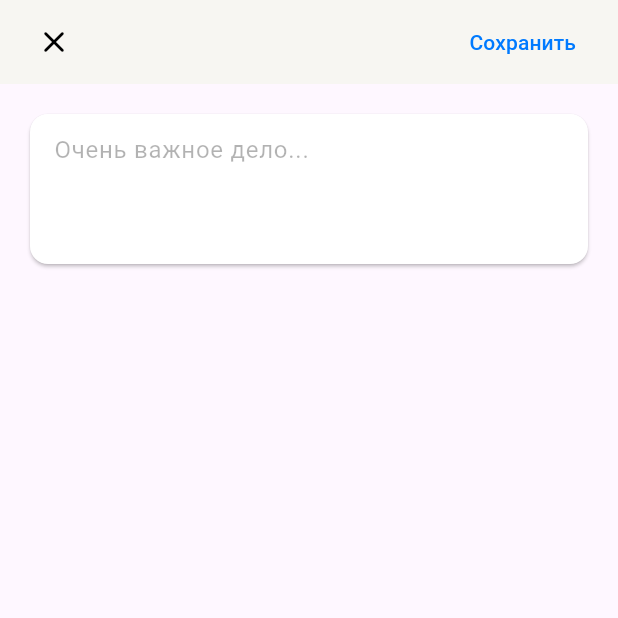
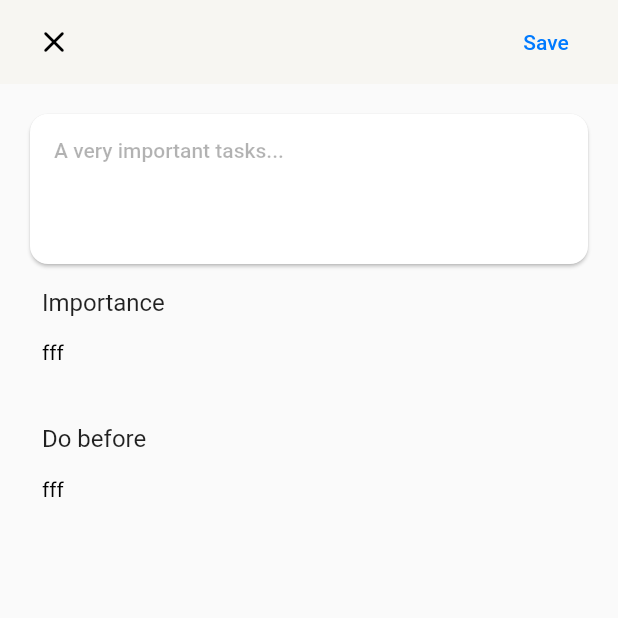
Before and after one commit to khudysh/yandex_flutter_TODO, a Flutter app: the screen it shows after launch, after a tap on the "add" icon, on a phone screen of 412 x 824 dp, the top half of it. Run offline on Flutter 3.47's test engine with Material 2 defaults, Android fonts, the phone set to English and light mode, and no system bars; our stand-ins replace flutter_riverpod; generated files the repository leaves out were written again.

Commit message:
init iteration 2

```diff
--- a/l10n.yaml
+++ /dev/null
@@ -1,3 +0,0 @@
-arb-dir: lib/l10n
-template-arb-file: app_en.arb
-output-localization-file: app_localizations.dart
--- a/lib/core/l10n/app_en.arb
+++ b/lib/core/l10n/app_en.arb
@@ -1,5 +1,14 @@
 {
-    "app_bar_title":"TaskList",
-    "main_screen_title":"Tasks",
-    "tasks_placeholder_title":"Here’s a task item"
+    "mainAppBarTitle":"My tasks",
+    "mainAppBarSubtitle":"Completed - {count}",
+    "mainTaskAddPlaceholder":"Here could be your tasks...",
+
+    "taskAddingAddPlaceholder":"A very important tasks...",
+    "taskAddingImportanceTitle":"Importance",
+    "taskAddingImportanceNoOption":"No",
+    "taskAddingImportanceLowOption":"Low",
+    "taskAddingImportanceHighOption":"!! High",
+    "taskAddingDeadlineTitle":"Do before",
+    "taskAddingDeleteBtn":"Delete",
+    "taskAddingSaveBtn":"Save"
 }
--- a/lib/core/l10n/app_ru.arb
+++ b/lib/core/l10n/app_ru.arb
@@ -1,5 +1,14 @@
 {
-    "app_bar_title":"Список задач",
-    "main_screen_title":"Задачи",
-    "tasks_placeholder_title":"Это одна из задач"
+    "mainAppBarTitle":"Мои дела",
+    "mainAppBarSubtitle":"Выполнено - {count}",
+    "mainTaskAddPlaceholder":"Здесь могли быть ваши задачи...",
+
+    "taskAddingAddPlaceholder":"Очень важное дело...",
+    "taskAddingImportanceTitle":"Важность",
+    "taskAddingImportanceNoOption":"Нет",
+    "taskAddingImportanceLowOption":"Низкий",
+    "taskAddingImportanceHighOption":"!! Высокий",
+    "taskAddingDeadlineTitle":"Сделать до",
+    "taskAddingDeleteBtn":"Удалить",
+    "taskAddingSaveBtn":"Сохранить"
 }
--- a/lib/core/settings/theme.dart
+++ b/lib/core/settings/theme.dart
@@ -1,7 +1,7 @@
 import 'package:flutter/material.dart';
-
-final kDarkTheme = ThemeData().copyWith(
-  appBarTheme: const AppBarTheme(color: Colors.black38),
+class AppTheme {
+  static final kDarkTheme = ThemeData().copyWith(
+    appBarTheme: const AppBarTheme(color: Color(0xFF161618)),
     colorScheme: const ColorScheme(
         primary: Colors.white,
         onPrimary: Colors.black,
@@ -17,10 +17,11 @@ final kDarkTheme = ThemeData().copyWith(
     iconTheme: const IconThemeData(color: Colors.white),
     useMaterial3: true,
   );
-final kLightTheme = ThemeData().copyWith(
-  appBarTheme: const AppBarTheme(color: Colors.limeAccent),
+
+  static final kLightTheme = ThemeData().copyWith(
+    appBarTheme: const AppBarTheme(color: Color(0xFFF7F6F2)),
     colorScheme: const ColorScheme(
-      primary: Colors.black,
+        primary: Color(0xFF007AFF),
         onPrimary: Colors.white,
         secondary: Colors.grey,
         onSecondary: Colors.black,
@@ -34,3 +35,4 @@ final kLightTheme = ThemeData().copyWith(
     iconTheme: const IconThemeData(color: Colors.black),
     useMaterial3: true,
   );
+}
--- a/lib/features/main_tasks/ui/providers/task_provider.dart
+++ b/lib/features/main_tasks/ui/providers/task_provider.dart
@@ -6,11 +6,15 @@ class Todo {
     required this.id,
     required this.description,
     required this.completed,
+    required this.importance,
+    this.deadline
   });
 
   int id;
   String description;
   bool completed;
+  String importance;
+  DateTime? deadline;
 }
 
 class TodosNotifier extends ChangeNotifier {
@@ -18,6 +22,17 @@ class TodosNotifier extends ChangeNotifier {
   int todosCompleted = 0;
   bool showCompleted = true;
   int globalId = 0;
+
+  static const List<DropdownMenuItem<String>>  menuItems = [
+     DropdownMenuItem(value: "Нет", child: Text("Нет")),
+     DropdownMenuItem(value: "Низкая", child: Text("Низкая")),
+     DropdownMenuItem(
+        value: "Высокая",
+        child: Text(
+          "!! Высокая",
+          style: TextStyle(color: Colors.red),
+        )),
+  ];
 
   void toggleShowCompleted() {
     showCompleted = !showCompleted;
--- a/lib/features/main_tasks/ui/task_screen.dart
+++ b/lib/features/main_tasks/ui/task_screen.dart
@@ -6,6 +6,7 @@ import 'package:flutter_task_manager/features/main_tasks/ui/utils/task_validator
 import 'package:flutter_task_manager/features/main_tasks/ui/widgets/dismissible_task.dart';
 import 'package:flutter_task_manager/features/main_tasks/ui/widgets/top_bar.dart';
 import 'package:flutter_task_manager/features/task_adding/ui/task_adding_screen.dart';
+import 'package:flutter_gen/gen_l10n/app_localizations.dart';
 
 class TaskScreen extends ConsumerStatefulWidget {
   const TaskScreen({super.key});
@@ -45,23 +46,34 @@ class _TaskScreenState extends ConsumerState<TaskScreen> {
                           DissmisibleTask(todo)
                     ],
                   ),
-                  Container(
+                  GestureDetector(
+                    onTap: () {
+                      Navigator.push(
+                        context,
+                        MaterialPageRoute(
+                          builder: (context) => TaskAddingScreen(),
+                        ),
+                      );
+                    },
+                    child: Container(
                       decoration: const BoxDecoration(
                           color: Colors.white,
                           borderRadius: BorderRadius.all(Radius.circular(8))),
-                    child: const Row(
+                      child: Row(
                         children: [
                           Padding(
-                          padding: EdgeInsets.fromLTRB(72, 22, 0, 22),
+                            padding: const EdgeInsets.fromLTRB(72, 22, 0, 22),
                             child: Text(
-                            "Здесь могли быть ваши задачи...",
-                            style: TextStyle(
+                              AppLocalizations.of(context)
+                                  .mainTaskAddPlaceholder,
+                              style: const TextStyle(
                                   color: Color.fromRGBO(0, 0, 0, 0.3),
                                   fontSize: 16,
                                   fontWeight: FontWeight.w400),
                             ),
                           ),
                         ],
+                      ),
                     ),
                   )
                 ],
@@ -74,7 +86,9 @@ class _TaskScreenState extends ConsumerState<TaskScreen> {
         onPressed: () {
           Navigator.push(
             context,
-            MaterialPageRoute(builder: (context) => TaskAddingScreen()),
+            MaterialPageRoute(
+              builder: (context) => TaskAddingScreen(),
+            ),
           );
         },
         child: const Icon(Icons.add),
--- a/lib/features/main_tasks/ui/widgets/top_bar.dart
+++ b/lib/features/main_tasks/ui/widgets/top_bar.dart
@@ -2,6 +2,7 @@ import 'package:flutter/material.dart';
 import 'package:flutter_riverpod/flutter_riverpod.dart';
 import 'package:flutter_task_manager/features/main_tasks/ui/providers/task_provider.dart';
 import 'package:flutter_task_manager/features/main_tasks/ui/task_screen.dart';
+import 'package:flutter_gen/gen_l10n/app_localizations.dart';
 
 class TopBar extends ConsumerStatefulWidget {
   const TopBar({super.key});
@@ -33,9 +34,9 @@ class _MySliverBarState extends ConsumerState<TopBar> {
                       ? Row(
                           mainAxisAlignment: MainAxisAlignment.spaceBetween,
                           children: [
-                            const Text(
-                              'Мои дела',
-                              style: TextStyle(
+                            Text(
+                              AppLocalizations.of(context).mainAppBarTitle,
+                              style: const TextStyle(
                                   fontFamily: 'Roboto',
                                   fontSize: 20,
                                   fontWeight: FontWeight.w500,
@@ -72,9 +73,9 @@ class _MySliverBarState extends ConsumerState<TopBar> {
                       : Column(
                           crossAxisAlignment: CrossAxisAlignment.start,
                           children: [
-                            const Text(
-                              'Мои дела',
-                              style: TextStyle(
+                            Text(
+                              AppLocalizations.of(context).mainAppBarTitle,
+                              style: const TextStyle(
                                   fontFamily: 'Roboto',
                                   fontSize: 20,
                                   fontWeight: FontWeight.w500,
@@ -83,7 +84,10 @@ class _MySliverBarState extends ConsumerState<TopBar> {
                             Row(
                               children: [
                                 Text(
-                                  'Выполнено - ${ref.watch(todosProvider).todosCompleted}',
+                                  AppLocalizations.of(context)
+                                      .mainAppBarSubtitle(
+                                    ref.watch(todosProvider).todosCompleted,
+                                  ),
                                   style: const TextStyle(
                                       fontSize: 10,
                                       fontWeight: FontWeight.w400,
--- a/lib/features/task_adding/ui/task_adding_screen.dart
+++ b/lib/features/task_adding/ui/task_adding_screen.dart
@@ -2,9 +2,12 @@ import 'package:flutter/material.dart';
 import 'package:flutter_riverpod/flutter_riverpod.dart';
 import 'package:flutter_task_manager/features/main_tasks/ui/providers/task_provider.dart';
 import 'package:flutter_task_manager/features/main_tasks/ui/utils/task_validator.dart';
+import 'package:flutter_gen/gen_l10n/app_localizations.dart';
 
 class TaskAddingScreen extends ConsumerWidget {
   final TextEditingController _textEditingController = TextEditingController();
+
+  TaskAddingScreen({super.key});
 
   @override
   Widget build(BuildContext context, WidgetRef ref) {
@@ -34,14 +37,15 @@ class TaskAddingScreen extends ConsumerWidget {
                     ref.read(todosProvider).addTodo(Todo(
                         completed: false,
                         description: taskText,
-                        id: ref.read(todosProvider).globalId));
+                        id: ref.read(todosProvider).globalId,
+                        importance: 'No'));
                     Navigator.pop(context);
                   } else {
                     Navigator.pop(context);
                   }
                 },
-                child: const Text('Сохранить',
-                    style: TextStyle(
+                child: Text(AppLocalizations.of(context).taskAddingSaveBtn,
+                    style: const TextStyle(
                         color: Color.fromRGBO(0, 122, 255, 1),
                         fontSize: 14,
                         fontWeight: FontWeight.w500))),
@@ -51,6 +55,7 @@ class TaskAddingScreen extends ConsumerWidget {
       body: Container(
         padding: const EdgeInsets.all(16.0),
         child: Column(
+          crossAxisAlignment: CrossAxisAlignment.start,
           children: [
             Card(
               color: Colors.white,
@@ -59,9 +64,11 @@ class TaskAddingScreen extends ConsumerWidget {
                 child: Padding(
                   padding: const EdgeInsets.fromLTRB(16, 0, 16, 16),
                   child: TextField(
-                    decoration: const InputDecoration(
-                      hintText: "Очень важное дело...",
-                      hintStyle: TextStyle(color: Color.fromRGBO(0, 0, 0, 0.3)),
+                    decoration: InputDecoration(
+                      hintText:
+                          AppLocalizations.of(context).taskAddingAddPlaceholder,
+                      hintStyle:
+                          const TextStyle(color: Color.fromRGBO(0, 0, 0, 0.3)),
                       border: InputBorder.none,
                     ),
                     controller: _textEditingController,
@@ -71,6 +78,77 @@ class TaskAddingScreen extends ConsumerWidget {
                 ),
               ),
             ),
+            Padding(
+              padding: const EdgeInsets.all(12.0),
+              child: Column(
+                crossAxisAlignment: CrossAxisAlignment.start,
+                children: [
+                  Text(
+                    AppLocalizations.of(context).taskAddingImportanceTitle,
+                    style: const TextStyle(
+                      fontSize: 16,
+                      fontWeight: FontWeight.w400,
+                    ),
+                  ),
+                  SizedBox(
+                    width: 100,
+                    child: DropdownButtonFormField(
+                      icon: const Visibility(
+                          visible: false, child: Icon(Icons.arrow_downward)),
+                      hint: const Text('нет'),
+                      decoration: const InputDecoration(
+                        border: InputBorder.none,
+                      ),
+                      style: const TextStyle(
+                        color: Colors.black,
+                      ),
+                      items: [
+                        DropdownMenuItem(child: Text("fff")),
+                      ],
+                      onChanged: (value) {},
+                    ),
+                  ),
+                ],
+              ),
+            ),
+            Padding(
+              padding: const EdgeInsets.all(12.0),
+              child: Column(
+                crossAxisAlignment: CrossAxisAlignment.start,
+                children: [
+                  Text(
+                    AppLocalizations.of(context).taskAddingDeadlineTitle,
+                    style: const TextStyle(
+                      fontSize: 16,
+                      fontWeight: FontWeight.w400,
+                    ),
+                  ),
+                  SizedBox(
+                    width: 100,
+                    child: DropdownButtonFormField(
+                      icon: const Visibility(
+                          visible: false, child: Icon(Icons.arrow_downward)),
+                      hint: const Text('нет'),
+                      decoration: const InputDecoration(
+                        border: InputBorder.none,
+                      ),
+                      style: const TextStyle(
+                        color: Colors.black,
+                      ),
+                      items: [
+                        DropdownMenuItem(child: Text("fff")),
+                      ],
+                      onChanged: (value) {},
+                      // value: "dropdownValue",
+                      // items: "dropdownItems",
+                      // onChanged: (value) {
+                      //   dropdownValue = value ?? '';
+                      // },
+                    ),
+                  ),
+                ],
+              ),
+            ),
           ],
         ),
       ),
--- a/lib/main.dart
+++ b/lib/main.dart
@@ -1,4 +1,5 @@
 import 'package:flutter/material.dart';
+import 'package:flutter_task_manager/core/settings/theme.dart';
 import 'package:flutter_task_manager/features/main_tasks/ui/task_screen.dart';
 import 'package:flutter_riverpod/flutter_riverpod.dart';
 import 'package:flutter_localizations/flutter_localizations.dart';
@@ -26,10 +27,9 @@ class MyApp extends ConsumerWidget {
         GlobalWidgetsLocalizations.delegate,
         GlobalCupertinoLocalizations.delegate,
       ],
-      theme: ThemeData(
-        useMaterial3: true,
-        fontFamily: 'Roboto',
-      ),
+      theme: AppTheme.kLightTheme,
+      darkTheme: AppTheme.kDarkTheme,
+      themeMode: ThemeMode.system,
       debugShowCheckedModeBanner: false,
       home: const TaskScreen(),
     );
```
Lines whose indentation alone changed are shown as unchanged.
